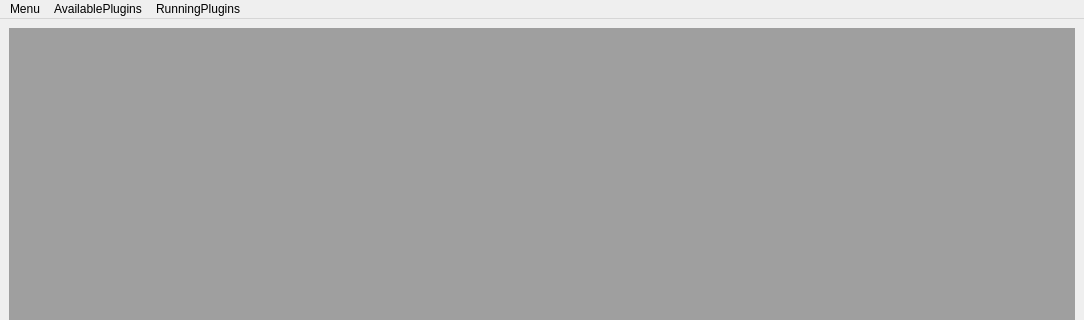
Above: ui/gui/main.ui from TUB-Control/PaPI before the change; both pictures show x 0 to 1084 and y 0 to 320 of the 1084 by 918 pixel window. Below: the same form after it.
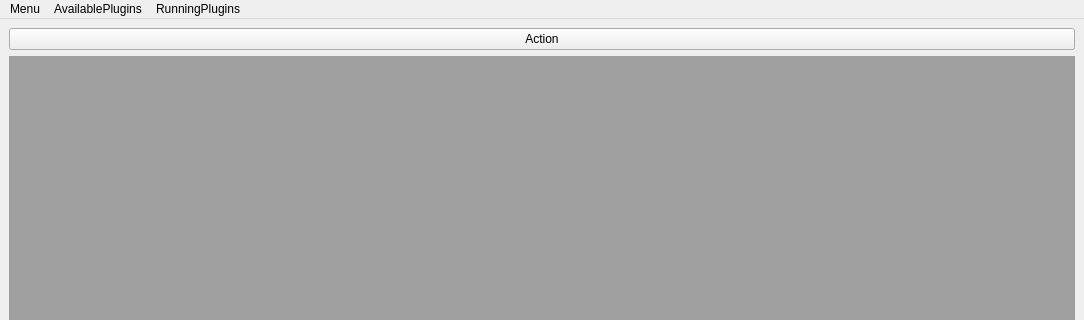
That is the form after the change.

```diff
--- a/ui/gui/main.ui
+++ b/ui/gui/main.ui
@@ -15,6 +15,13 @@
   </property>
   <widget class="QWidget" name="centralwidget">
    <layout class="QVBoxLayout" name="verticalLayout_2">
+    <item>
+     <widget class="QPushButton" name="stefans_button">
+      <property name="text">
+       <string>Action</string>
+      </property>
+     </widget>
+    </item>
     <item>
      <widget class="QMdiArea" name="scopeArea">
       <property name="verticalScrollBarPolicy">
```
